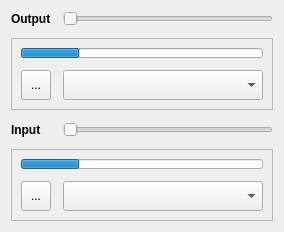
Above: src/Panel/panel.ui from rampageX/QuickSoundSwitcher before the change. Below: the same form after it.
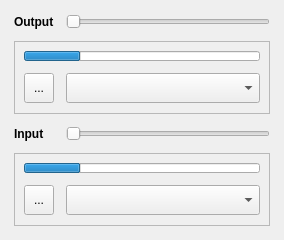
That is the form after the change.

Patch:
```diff
--- a/src/Panel/panel.ui
+++ b/src/Panel/panel.ui
@@ -7,7 +7,7 @@
     <x>0</x>
     <y>0</y>
     <width>284</width>
-    <height>230</height>
+    <height>240</height>
    </rect>
   </property>
   <property name="windowTitle">
@@ -17,6 +17,18 @@
    <bool>true</bool>
   </property>
   <layout class="QGridLayout" name="gridLayout">
+   <property name="leftMargin">
+    <number>14</number>
+   </property>
+   <property name="topMargin">
+    <number>14</number>
+   </property>
+   <property name="rightMargin">
+    <number>14</number>
+   </property>
+   <property name="bottomMargin">
+    <number>14</number>
+   </property>
    <property name="spacing">
     <number>12</number>
    </property>
```
